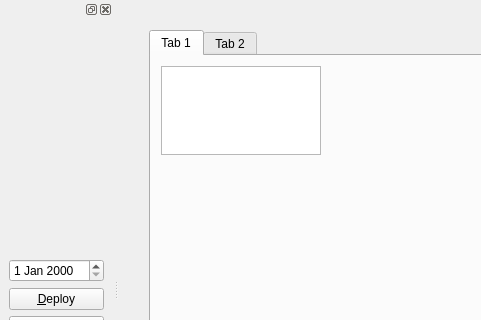
Qt form mainwindow.ui (nemorami/work_type) before a commit; both pictures show x 0 to 481 and y 0 to 320 of the 800 by 600 pixel window.
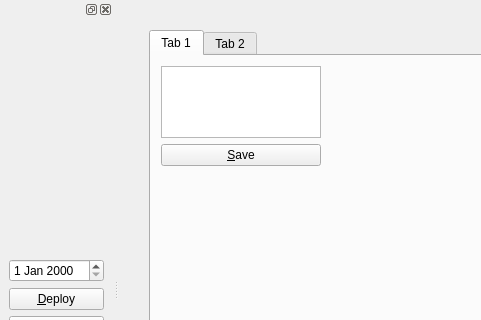
The same form after that commit. The open tabs and pages were chosen to show the change.

The edit to the form file:
```diff
--- a/mainwindow.ui
+++ b/mainwindow.ui
@@ -36,7 +36,7 @@
         <x>10</x>
         <y>10</y>
         <width>160</width>
-        <height>89</height>
+        <height>100</height>
        </rect>
       </property>
       <layout class="QVBoxLayout" name="monthVerticalLayout">
@@ -50,6 +50,13 @@
          </property>
         </widget>
        </item>
+       <item>
+        <widget class="QPushButton" name="savePushButton">
+         <property name="text">
+          <string>&amp;Save</string>
+         </property>
+        </widget>
+       </item>
       </layout>
      </widget>
     </widget>
```
Left out of the diff: 2 changed lines with no effect on the pictures.
